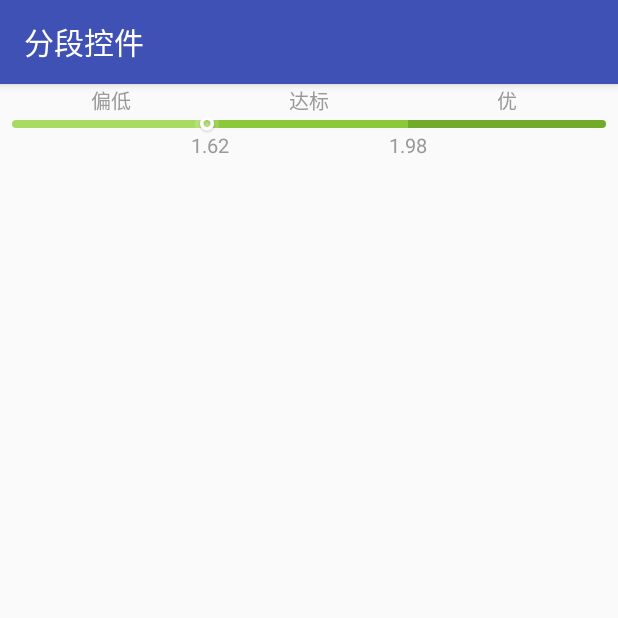
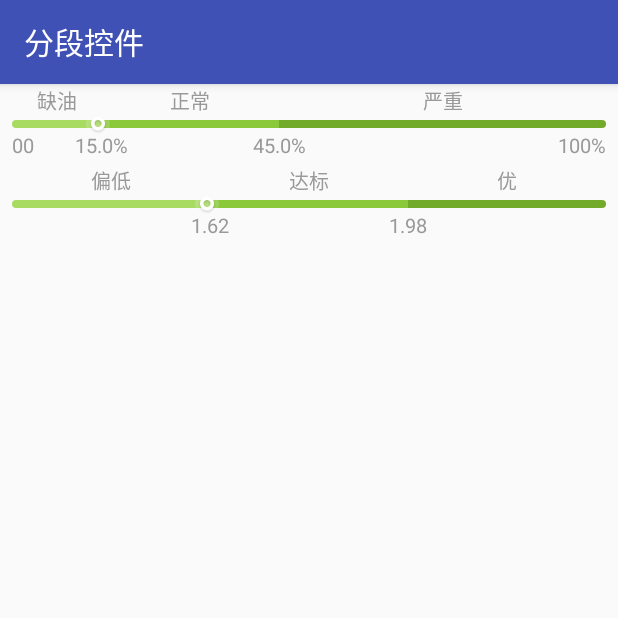
Before and after one commit to zhou-you/EasySegmentedBarView, an Android app: the TestActivity screen opened directly, with no data from a screen before it, on a phone screen of 412 x 824 dp, the top half of it. Run offline under Robolectric (Android 15) with nearby library versions, the phone set to English and light mode, and no system bars.

Commit message:
修改演示demo

```diff
--- a/app/src/main/java/com/zhouyou/view/segmentedbar/demo/TestActivity.java
+++ b/app/src/main/java/com/zhouyou/view/segmentedbar/demo/TestActivity.java
@@ -31,12 +31,12 @@ public class TestActivity extends AppCompatActivity {
     protected void onCreate(Bundle savedInstanceState) {
         super.onCreate(savedInstanceState);
         setContentView(R.layout.activity_test);
-        //createBarViewWithOilSliderType();
+        createBarViewWithOilSliderType();
         createBarViewWithOilSliderType2();
     }
 
     //设置滑块类型
-   /* private void createBarViewWithOilSliderType() {
+    private void createBarViewWithOilSliderType() {
         final SegmentedBarView barView = (SegmentedBarView) findViewById(R.id.slider_type_bar_view_thumb);
         int colors[] = new int[]{Color.parseColor("#a8db62"), Color.parseColor("#8bc93a"),Color.parseColor("#72ab2a")};
         ArrayList<Segment> segments = new ArrayList<>();
@@ -50,7 +50,7 @@ public class TestActivity extends AppCompatActivity {
         barView.setShowDescriptionText(true);
         barView.setValue(14.6f);
         barView.setSegments(segments);
-    }*/
+    }
     //设置滑块类型
     private void createBarViewWithOilSliderType2() {
         final SegmentedBarView barView = (SegmentedBarView) findViewById(R.id.slider_type_bar_view_thumb2);
--- a/app/src/main/res/layout/activity_test.xml
+++ b/app/src/main/res/layout/activity_test.xml
@@ -7,7 +7,7 @@
     android:layout_height="match_parent"
     android:orientation="vertical"
     tools:context="com.zhouyou.view.segmentedbar.demo.TestActivity">
-    <!--<com.zhouyou.view.segmentedbar.SegmentedBarView
+    <com.zhouyou.view.segmentedbar.SegmentedBarView
         android:id="@+id/slider_type_bar_view_thumb"
         android:layout_width="match_parent"
         android:layout_height="wrap_content"
@@ -26,7 +26,7 @@
         app:sbv_sliderImg="@mipmap/ic_weigh_slider"
         app:sbv_sliderType="Slider"
         app:sbv_segment_rule="scale"
-        />-->
+        />
     <com.zhouyou.view.segmentedbar.SegmentedBarView
         android:id="@+id/slider_type_bar_view_thumb2"
         android:layout_width="match_parent"
```
Also changed, not shown: 1 other file.
